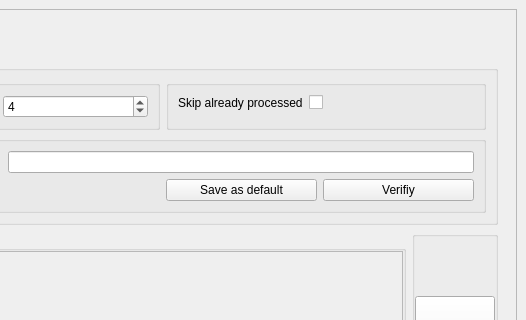
First picture: the form in gui_client/ui_views/mainwindow.ui, repository devalk96/Thema06_GUI, before the edit; both pictures show x 343 to 869 and y 0 to 320 of the 869 by 538 pixel window.
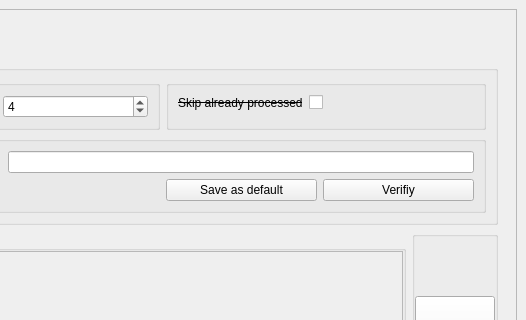
Second picture: the form after the edit. The open tabs and pages were chosen to show the change.

Diff of the .ui file:
```diff
--- a/gui_client/ui_views/mainwindow.ui
+++ b/gui_client/ui_views/mainwindow.ui
@@ -688,6 +688,11 @@
                    <layout class="QFormLayout" name="formLayout_2">
                     <item row="0" column="0">
                      <widget class="QLabel" name="label_skip">
+                      <property name="font">
+                       <font>
+                        <strikeout>true</strikeout>
+                       </font>
+                      </property>
                       <property name="text">
                        <string>Skip already processed</string>
                       </property>
```
Left out of the diff: 28 changed lines with no effect on the pictures.
